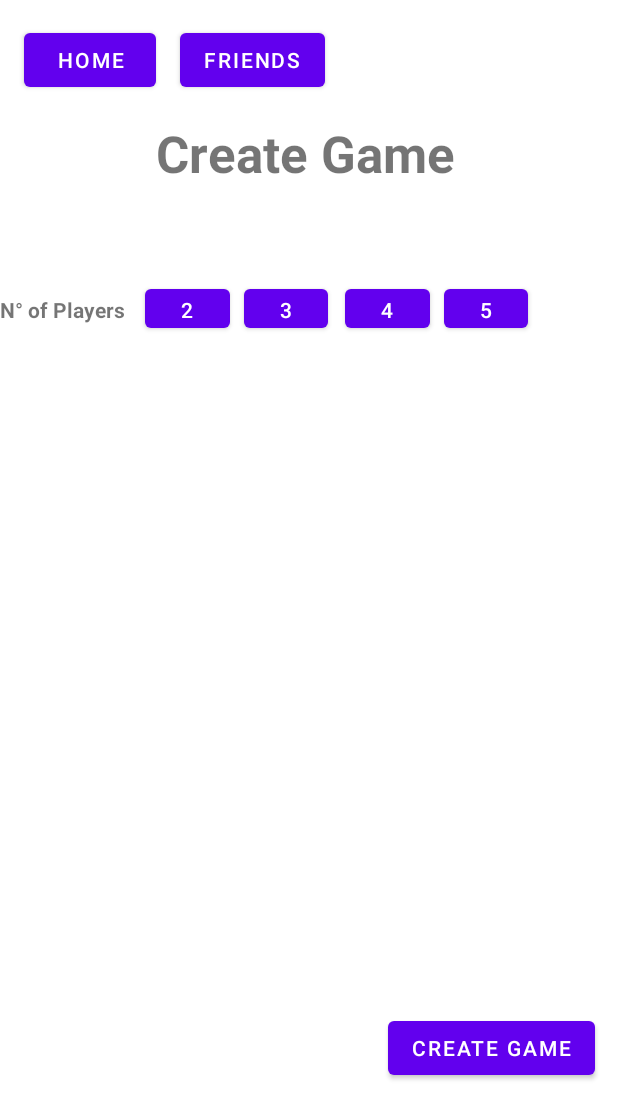
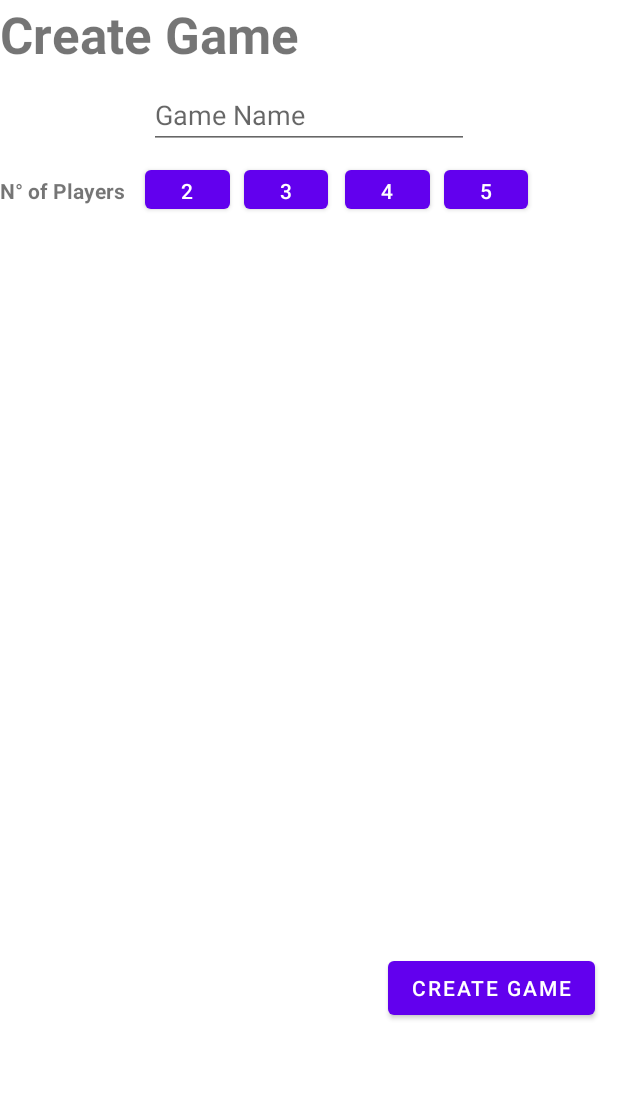
Before and after one commit to rafapavez98/ExplodingKittensApp, an Android app: the NewGameFragment screen opened through its navigation route, after a tap on "CREATE GAME", on a phone screen of 412 x 824 dp. Shown: the top 1119 px of the screen. Run offline under Robolectric (Android 15) with nearby library versions, the phone set to English and light mode, and no system bars; our stand-ins replace Room's generated code, data binding; 1 statement that could not run was skipped.

```diff
--- a/app/src/main/java/com/example/explodingkittensapp/APImodels/Bodies/APIMatch.kt
+++ b/app/src/main/java/com/example/explodingkittensapp/APImodels/Bodies/APIMatch.kt
@@ -1,6 +1,7 @@
 package com.example.explodingkittensapp.APImodels.Bodies
 
 data class APIMatch(
+    var gamename: String,
     var creator: String,
     var settings: List<String>,
     var participants: List<String>
--- a/app/src/main/java/com/example/explodingkittensapp/APImodels/Bodies/APIMinvite.kt
+++ b/app/src/main/java/com/example/explodingkittensapp/APImodels/Bodies/APIMinvite.kt
@@ -1,7 +1,7 @@
 package com.example.explodingkittensapp.APImodels.Bodies
 
 data class APIMinvite(
-    var matchid: String,
+    var gamename: String,
     var invited: String,
     var invitor: String,
 )
--- a/app/src/main/java/com/example/explodingkittensapp/model/MatchModel.kt
+++ b/app/src/main/java/com/example/explodingkittensapp/model/MatchModel.kt
@@ -6,6 +6,7 @@ import kotlinx.parcelize.Parcelize
 @Parcelize
 data class MatchModel(
     var id: String,
+    var gamename: String,
     var creator: String,
     var settings: List<String>,
     var participants: List<String>
--- a/app/src/main/java/com/example/explodingkittensapp/ui/view/mygames/MyGamesRecyclerViewAdapter.kt
+++ b/app/src/main/java/com/example/explodingkittensapp/ui/view/mygames/MyGamesRecyclerViewAdapter.kt
@@ -53,7 +53,7 @@ class MyGamesRecyclerViewAdapter(override val onClickListener: OnClickListener):
 
         fun bindView(item: MatchModel){
             val userNameTextView: TextView = view.findViewById(R.id.myGamesUserName)
-            userNameTextView.text = item.id
+            userNameTextView.text = item.gamename
         }
 
     }
--- a/app/src/main/java/com/example/explodingkittensapp/ui/view/newgame/NewGameDetails.kt
+++ b/app/src/main/java/com/example/explodingkittensapp/ui/view/newgame/NewGameDetails.kt
@@ -4,6 +4,7 @@ import android.os.Bundle
 import android.view.LayoutInflater
 import android.view.View
 import android.view.ViewGroup
+import android.widget.Button
 import android.widget.TextView
 import androidx.fragment.app.Fragment
 import androidx.fragment.app.activityViewModels
@@ -35,6 +36,8 @@ class NewGameDetails : Fragment() {
         val email = view.findViewById<TextView>(R.id.NewGameUserEmail)
         val matches= view.findViewById<TextView>(R.id.NewGameUserMatches)
 
+        //val invittomatchbtn: Button = view.findViewById<Button>(R.id.)
+
         if (selected != null) {
             username.text = selected.username
             winrate.text = selected.winrate.toString()
--- a/app/src/main/java/com/example/explodingkittensapp/ui/view/newgame/NewGameFragment.kt
+++ b/app/src/main/java/com/example/explodingkittensapp/ui/view/newgame/NewGameFragment.kt
@@ -6,6 +6,7 @@ import android.view.LayoutInflater
 import android.view.View
 import android.view.ViewGroup
 import android.widget.Button
+import android.widget.EditText
 import androidx.fragment.app.activityViewModels
 import androidx.lifecycle.Observer
 import androidx.navigation.Navigation
@@ -13,6 +14,8 @@ import androidx.recyclerview.widget.GridLayoutManager
 import androidx.recyclerview.widget.LinearLayoutManager
 import androidx.recyclerview.widget.RecyclerView
 import com.example.explodingkittensapp.APImodels.Bodies.APIMatch
+import com.example.explodingkittensapp.APImodels.Bodies.APIMinvite
+import com.example.explodingkittensapp.APImodels.Bodies.APIRejectInvite
 import com.example.explodingkittensapp.R
 import com.example.explodingkittensapp.activities.MainActivity
 import com.example.explodingkittensapp.activities.OnClickListener
@@ -20,6 +23,7 @@ import com.example.explodingkittensapp.model.UserModel
 import com.example.explodingkittensapp.ui.viewmodel.JoinGameViewModel
 import com.example.explodingkittensapp.ui.viewmodel.NewGameViewModel
 import com.example.explodingkittensapp.ui.viewmodel.UserViewModel
+import kotlin.concurrent.thread
 
 
 class NewGameFragment : Fragment(), OnClickListener {
@@ -53,32 +57,42 @@ class NewGameFragment : Fragment(), OnClickListener {
             adapter.set(it)
         })
 
-        val homebtn : Button = view.findViewById(R.id.homebtn)
+        //val homebtn : Button = view.findViewById(R.id.homebtn)
 
-        homebtn.setOnClickListener { Navigation.findNavController(view).navigate(R.id.action_newGameFragment_to_homeScreenFragment)}
+        //homebtn.setOnClickListener { Navigation.findNavController(view).navigate(R.id.action_newGameFragment_to_homeScreenFragment)}
 
-        val friendsbtn : Button = view.findViewById(R.id.friendsbtn)
+        //val friendsbtn : Button = view.findViewById(R.id.friendsbtn)
         val createbtn : Button = view.findViewById(R.id.createGamebtn)
 
-        friendsbtn.setOnClickListener {
-            Navigation.findNavController(view).navigate(R.id.action_newGameFragment_to_friendsFragment)
-        }
+        val nameedittext: EditText = view.findViewById<EditText>(R.id.GameNameEditText)
+
+        //friendsbtn.setOnClickListener {Navigation.findNavController(view).navigate(R.id.action_newGameFragment_to_friendsFragment)}
 
         createbtn.setOnClickListener {
             val settings = mutableListOf<String>()
             val participants = mutableListOf<String>()
             participants.add(userViewModel.uname)
 
-            val newMatch = APIMatch(userViewModel.uname, settings, participants)
+            val invites = newGameViewModel.invites
+
+            val newMatch = APIMatch(nameedittext.text.toString(),userViewModel.uname,settings, participants)
             viewModel.createMatchAPI(newMatch, activity, view)
+
+            for (username in invites){
+                var newInvite = APIMinvite(nameedittext.text.toString(), username, userViewModel.uname)
+                newGameViewModel.createInviteMatchAPI(newInvite)
+            }
         }
 
         return view
     }
     override fun onClickItem(item: Any) {
         if (item is UserModel){
-            newGameViewModel.selectNewGame(item)
-            newGameViewModel.navigator.navigateToNewGameDetail()
+            newGameViewModel.invites.add(item.username)
+            newGameViewModel.newGame.remove(item)
+            newGameViewModel.newGameLiveData.value = newGameViewModel.newGame
+            //newGameViewModel.selectNewGame(item)
+            //newGameViewModel.navigator.navigateToNewGameDetail()
         }
     }
 
--- a/app/src/main/java/com/example/explodingkittensapp/ui/viewmodel/JoinGameViewModel.kt
+++ b/app/src/main/java/com/example/explodingkittensapp/ui/viewmodel/JoinGameViewModel.kt
@@ -7,6 +7,7 @@ import android.view.View
 import android.widget.Toast
 import androidx.fragment.app.FragmentActivity
 import androidx.lifecycle.AndroidViewModel
+import androidx.lifecycle.LiveData
 import androidx.lifecycle.MutableLiveData
 import androidx.navigation.Navigation
 import com.example.explodingkittensapp.APImodels.Bodies.*
@@ -33,6 +34,8 @@ class JoinGameViewModel(application: Application) : AndroidViewModel(application
     var joinGame: MutableList<MatchInviteModel> = mutableListOf()
     var joinGameLiveData = MutableLiveData<MutableList<MatchInviteModel>>()
     val chosenJoinGame = MutableLiveData<MatchInviteModel>()
+
+    lateinit var gameName: String
 
     lateinit var navigator: Navigator
 
@@ -124,8 +127,10 @@ class JoinGameViewModel(application: Application) : AndroidViewModel(application
         call.enqueue(object : Callback<APIMessageResponse> {
             override fun onFailure(call: Call<APIMessageResponse>, t: Throwable) {
                 println(t.message)
+
             }
             override fun onResponse(call: Call<APIMessageResponse>, response: Response<APIMessageResponse>) {
+
                 if(response.body() != null){
                     val friendsAPI = response.body()
                     if (friendsAPI != null) {
--- a/app/src/main/res/layout/fragment_new_game.xml
+++ b/app/src/main/res/layout/fragment_new_game.xml
@@ -23,36 +23,15 @@
             app:layout_constraintGuide_begin="114dp"
             app:layout_constraintGuide_percent="0.2" />
 
-        <Button
-            android:id="@+id/homebtn"
-            android:layout_width="wrap_content"
-            android:layout_height="wrap_content"
-            android:layout_marginStart="16dp"
-            android:layout_marginTop="16dp"
-            android:text="home"
-            app:layout_constraintStart_toStartOf="parent"
-            app:layout_constraintTop_toTopOf="parent" />
-
-        <Button
-            android:id="@+id/friendsbtn"
-            android:layout_width="wrap_content"
-            android:layout_height="wrap_content"
-            android:layout_marginStart="16dp"
-            android:layout_marginTop="16dp"
-            android:text="Friends"
-            app:layout_constraintStart_toStartOf="@+id/AppNameTextView2"
-            app:layout_constraintTop_toTopOf="parent" />
-
         <TextView
             android:id="@+id/AppNameTextView2"
             android:layout_width="wrap_content"
             android:layout_height="wrap_content"
-            android:layout_marginTop="15dp"
             android:text="Create Game"
             android:textSize="34sp"
             android:textStyle="bold"
-            app:layout_constraintStart_toEndOf="@+id/homebtn"
-            app:layout_constraintTop_toBottomOf="@+id/homebtn" />
+            tools:layout_editor_absoluteX="97dp"
+            tools:layout_editor_absoluteY="30dp" />
 
         <TextView
             android:id="@+id/textView2"
@@ -136,6 +115,17 @@
             app:layout_constraintEnd_toEndOf="parent"
             app:layout_constraintTop_toBottomOf="@+id/newGameRecyclerView" />
 
+        <EditText
+            android:id="@+id/GameNameEditText"
+            android:layout_width="wrap_content"
+            android:layout_height="wrap_content"
+            android:ems="10"
+            android:hint="Game Name"
+            android:inputType="text"
+            app:layout_constraintBottom_toTopOf="@+id/button2"
+            app:layout_constraintEnd_toEndOf="parent"
+            app:layout_constraintStart_toStartOf="parent"
+            app:layout_constraintTop_toBottomOf="@+id/AppNameTextView2" />
 
 
     </androidx.constraintlayout.widget.ConstraintLayout>
```
Also changed, not shown: app/src/main/java/com/example/explodingkittensapp/ui/viewmodel/NewGameViewModel.kt (+25 -0 lines).
